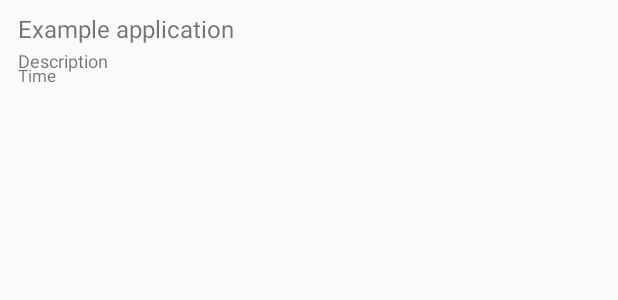
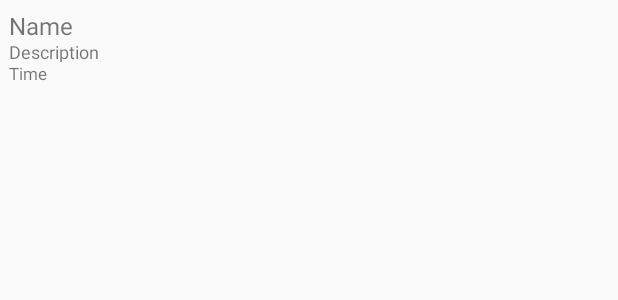
Before and after one commit to adrianovalente/estetica-regenere, an Android app: the layout custom_table_view_cell.xml on its own in the app's theme, with its tools: preview values and no code run, on a phone screen of 412 x 824 dp. Shown: the top 300 px of the screen. Run offline under Robolectric (Android 15) with nearby library versions, the phone set to English and light mode, and no system bars.

Commit message:
Fixed linear layout @ home table view cell

```diff
--- a/app/src/main/res/layout/custom_table_view_cell.xml
+++ b/app/src/main/res/layout/custom_table_view_cell.xml
@@ -1,53 +1,37 @@
 <RelativeLayout xmlns:android="http://schemas.android.com/apk/res/android"
     android:layout_width="fill_parent"
-    android:layout_height="?android:attr/listPreferredItemHeight"
+    android:layout_height="wrap_content"
     android:padding="6dip" >
 
-    <ImageView
-        android:id="@+id/icon"
+
+    <LinearLayout
         android:layout_width="wrap_content"
-        android:layout_height="fill_parent"
-        android:layout_alignParentBottom="true"
-        android:layout_alignParentTop="true"
-        android:layout_marginRight="6dip"
-        android:contentDescription="TODO"
-         />
+        android:layout_height="wrap_content"
+        android:orientation="vertical">
+
+        <TextView
+            android:id="@+id/firstLine"
+            android:layout_width="fill_parent"
+            android:layout_height="20dp"
+            android:text="Name"
+            android:textSize="16sp" />
 
         <TextView
             android:id="@+id/secondLine"
             android:layout_width="fill_parent"
-        android:layout_height="26dip"
-        android:layout_alignParentBottom="true"
-        android:layout_alignParentRight="true"
-        android:layout_toRightOf="@id/icon"
-        android:ellipsize="marquee"
-        android:singleLine="true"
+            android:layout_height="15dp"
             android:text="Description"
-        android:textSize="12sp"
-        android:layout_above="@+id/scheduleTime"/>
+            android:textSize="12sp" />
 
-    <TextView
-        android:id="@+id/firstLine"
-        android:layout_width="fill_parent"
-        android:layout_height="wrap_content"
-        android:layout_above="@id/secondLine"
-        android:layout_alignParentRight="true"
-        android:layout_alignParentTop="true"
-        android:layout_alignWithParentIfMissing="true"
-        android:layout_toRightOf="@id/icon"
-        android:gravity="center_vertical"
-        android:text="Example application"
-        android:textSize="16sp" />
 
         <TextView
             android:layout_width="fill_parent"
             android:layout_height="wrap_content"
             android:id="@+id/scheduleTime"
-        android:gravity="center_vertical"
             android:text="Time"
-        android:textSize="11sp"
-        android:layout_alignParentBottom="true"
-        android:layout_alignLeft="@+id/secondLine"
-        android:layout_alignStart="@+id/secondLine" />
+            android:textSize="11sp" />
+
+    </LinearLayout>
+
 
 </RelativeLayout>
```
Lines whose indentation alone changed are shown as unchanged.
